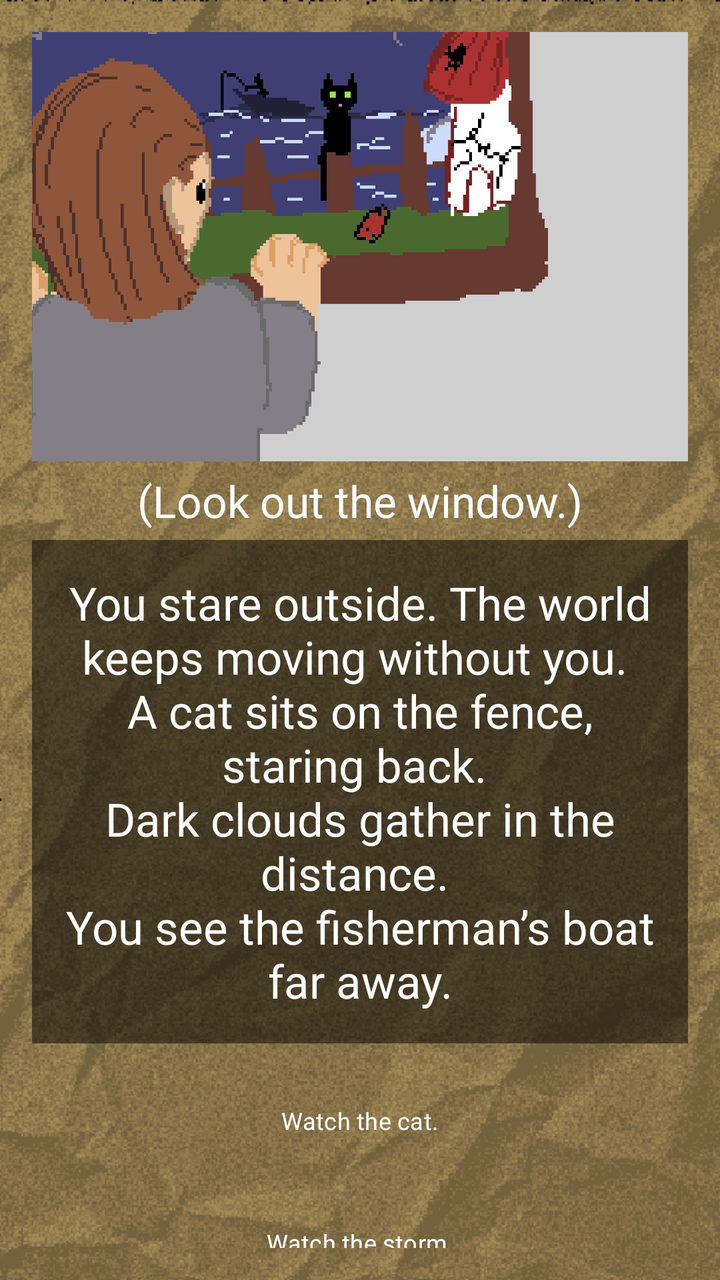
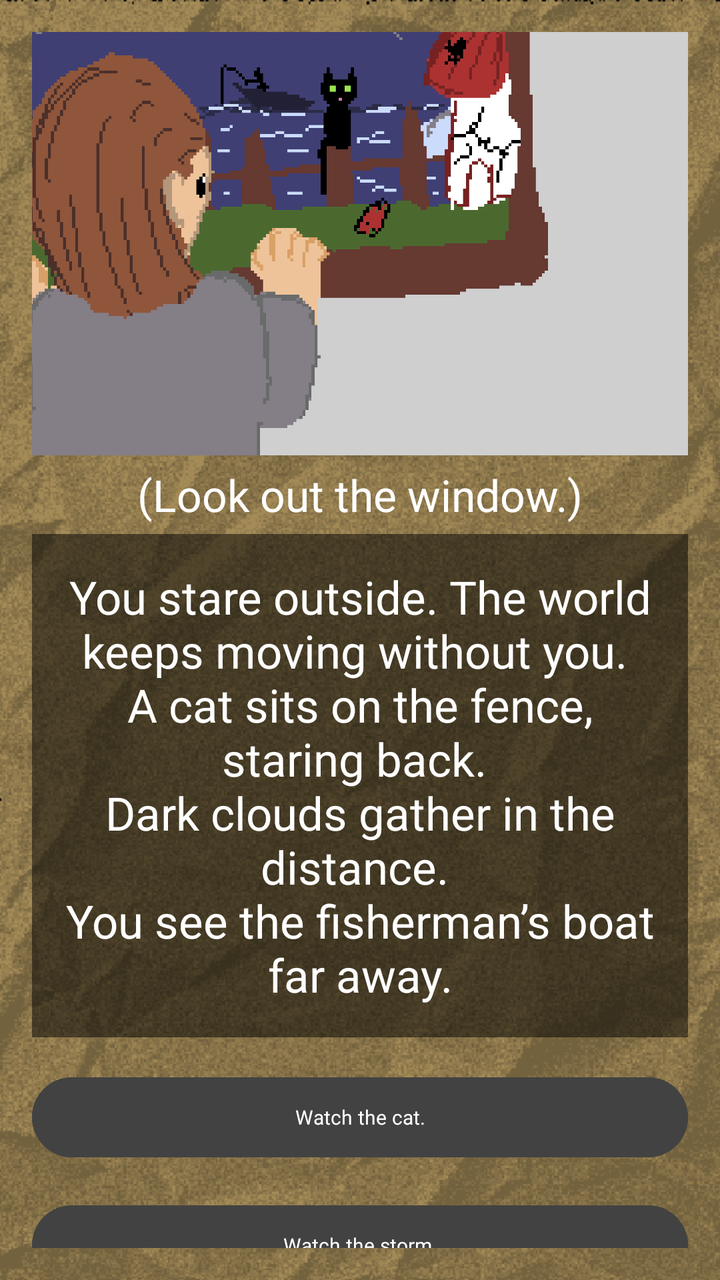

Compare the two renders of this Android layout. The source of the first and the diff that turns it into the second are given below.
<!-- AndroidManifest.xml: application theme Theme.ChoiceQuest -->
<!-- res/layout/activity_page2_1_3.xml -->
<?xml version="1.0" encoding="utf-8"?>
<LinearLayout xmlns:android="http://schemas.android.com/apk/res/android"
    xmlns:app="http://schemas.android.com/apk/res-auto"
    xmlns:tools="http://schemas.android.com/tools"
    android:id="@+id/page2_1_3"
    android:layout_width="match_parent"
    android:layout_height="match_parent"
    android:gravity="center"
    android:orientation="vertical"
    android:background="@drawable/papertexture_"
    android:backgroundTint="#f8e7c2"
    android:backgroundTintMode="multiply"
    android:padding="16dp"
    tools:context=".Page2_1_3">

    <View
        android:layout_width="match_parent"
        android:layout_height="0dp"
        android:layout_weight="0.1"/>

    <ImageView
        android:id="@+id/imageView"
        android:layout_width="412dp"
        android:layout_height="250dp"
        android:src="@drawable/page2_1_3"/>

    <View
        android:layout_width="match_parent"
        android:layout_height="1dp"
        android:layout_weight="0.1"/>

    <TextView
        android:layout_width="match_parent"
        android:layout_height="wrap_content"
        android:gravity="center"
        android:fontFamily="@font/pixelspace"
        android:padding="5dp"
        android:text="(Look out the window.)"
        android:textColor="@color/white"
        android:textSize="22sp" />

    <TextView
        android:layout_width="match_parent"
        android:layout_height="wrap_content"
        android:id="@+id/tv_page2_1_3"
        android:fontFamily="@font/pixelgame_font"
        android:gravity="center"
        android:padding="16dp"
        android:background="#80000000"
        android:text="You stare outside. The world keeps moving without you.
\nA cat sits on the fence, staring back.
\nDark clouds gather in the distance.
\nYou see the fisherman’s boat far away."
        android:textColor="@color/white"
        android:textSize="23sp"
        android:layout_marginBottom="16dp"/>

    <View
        android:layout_width="match_parent"
        android:layout_height="1dp"
        android:layout_weight="0.1"/>

    <Button
        android:layout_width="412dp"
        android:layout_height="45dp"
        android:fontFamily="@font/quest_font"
        android:background="@android:color/transparent"
        android:textSize="12sp"
        android:layout_marginBottom="16dp"
        android:text="Watch the cat."
        android:onClick="page2_1_3_1" />

    <Button
        android:layout_width="412dp"
        android:layout_height="45dp"
        android:fontFamily="@font/quest_font"
        android:background="@android:color/transparent"
        android:textSize="12sp"
        android:layout_marginBottom="16dp"
        android:text="Watch the storm."
        android:onClick="page2_1_3_2" />

    <View
        android:layout_width="match_parent"
        android:layout_height="0dp"
        android:layout_weight="1"/>

</LinearLayout>
<!-- resources referenced by this layout -->
<resources>
  <color name="white">#FFFFFF</color>
  <!-- drawable page2_1_3: png bitmap (drawable, 27644 bytes) -->
  <!-- drawable papertexture_: png bitmap (drawable, 156948 bytes) -->
  <style name="Theme.ChoiceQuest" parent="Base.Theme.ChoiceQuest" />
  <style name="Base.Theme.ChoiceQuest" parent="Theme.Material3.DayNight.NoActionBar">
          
          
      </style>
</resources>

<!-- the commit's change to res/layout/activity_page2_1_3.xml (unified diff, before → after) -->
@@ -61,21 +61,23 @@
         android:layout_weight="0.1"/>
 
     <Button
-        android:layout_width="412dp"
-        android:layout_height="45dp"
+        android:layout_width="match_parent"
+        android:layout_height="wrap_content"
         android:fontFamily="@font/quest_font"
-        android:background="@android:color/transparent"
-        android:textSize="12sp"
+        android:textSize="10sp"
+        android:textColor="@color/white"
+        android:backgroundTint="@color/cardview_dark_background"
         android:layout_marginBottom="16dp"
         android:text="Watch the cat."
         android:onClick="page2_1_3_1" />
 
     <Button
-        android:layout_width="412dp"
-        android:layout_height="45dp"
+        android:layout_width="match_parent"
+        android:layout_height="wrap_content"
         android:fontFamily="@font/quest_font"
-        android:background="@android:color/transparent"
-        android:textSize="12sp"
+        android:textSize="10sp"
+        android:textColor="@color/white"
+        android:backgroundTint="@color/cardview_dark_background"
         android:layout_marginBottom="16dp"
         android:text="Watch the storm."
         android:onClick="page2_1_3_2" />
